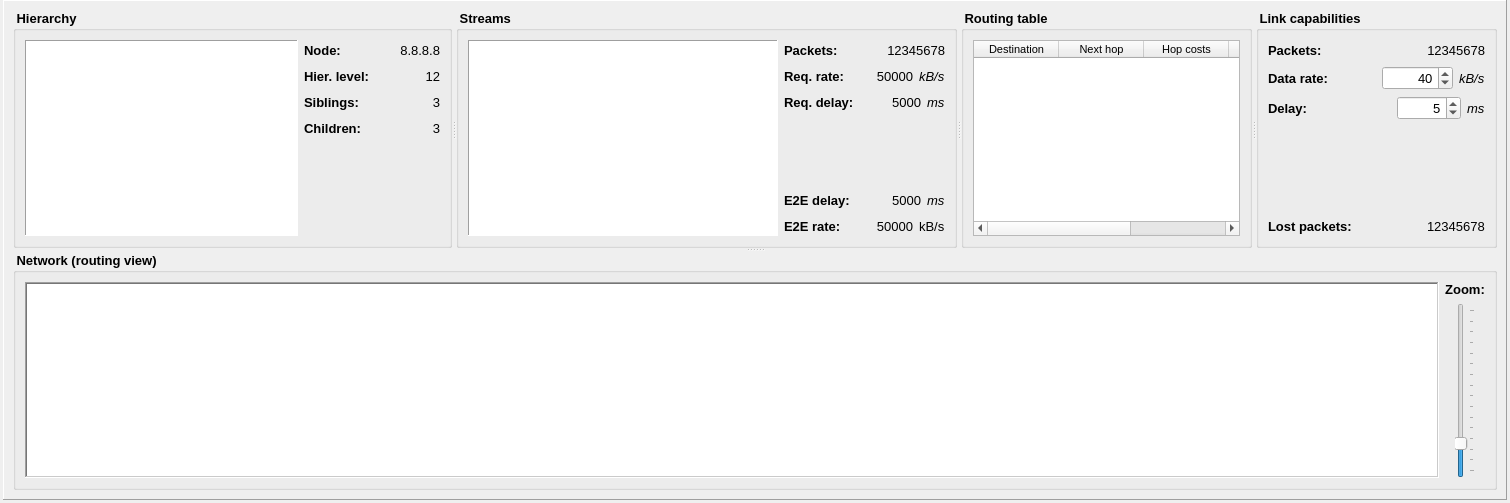
Qt form Homer/forms/Widgets/OverviewNetworkSimulationWidget.ui (Homer-Conferencing/Homer-Conferencing) before a commit.
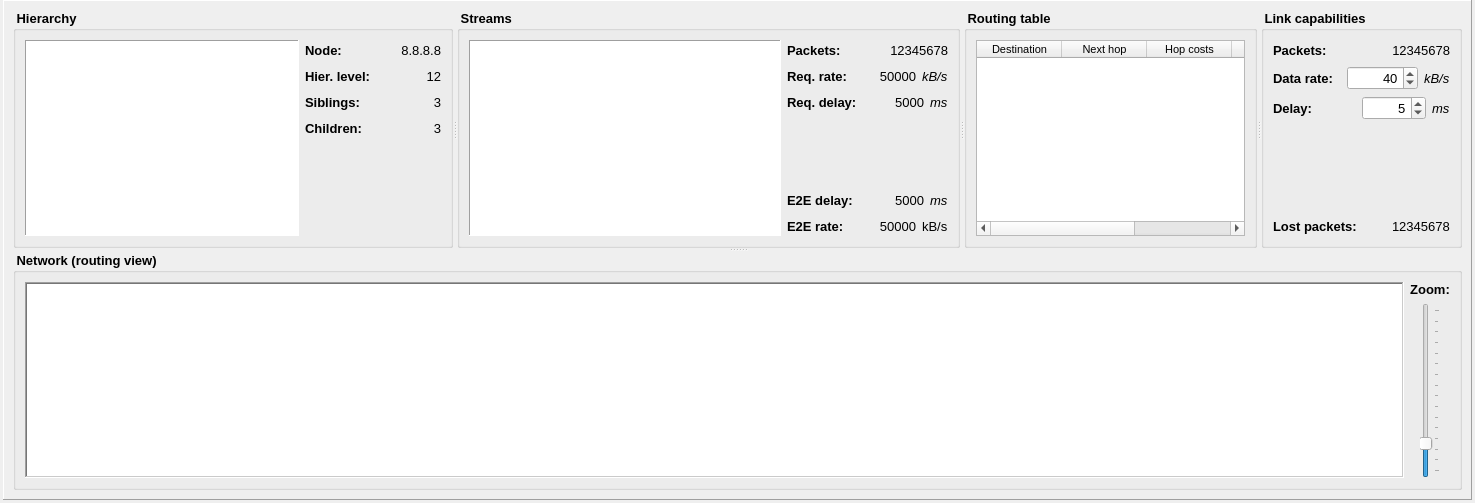
The same form after that commit.

Commit message: - extended simulation

What changed in the file:
```diff
--- a/Homer/forms/Widgets/OverviewNetworkSimulationWidget.ui
+++ b/Homer/forms/Widgets/OverviewNetworkSimulationWidget.ui
@@ -6,7 +6,7 @@
    <rect>
     <x>0</x>
     <y>0</y>
-    <width>1510</width>
+    <width>1475</width>
     <height>503</height>
    </rect>
   </property>
@@ -910,7 +910,7 @@
                   </property>
                   <property name="sizeHint" stdset="0">
                    <size>
-                    <width>5</width>
+                    <width>1</width>
                     <height>20</height>
                    </size>
                   </property>
@@ -974,7 +974,7 @@
                   </property>
                   <property name="sizeHint" stdset="0">
                    <size>
-                    <width>40</width>
+                    <width>1</width>
                     <height>20</height>
                    </size>
                   </property>
@@ -1055,7 +1055,7 @@
                   </property>
                   <property name="sizeHint" stdset="0">
                    <size>
-                    <width>40</width>
+                    <width>1</width>
                     <height>20</height>
                    </size>
                   </property>
@@ -1149,7 +1149,7 @@
                   </property>
                   <property name="sizeHint" stdset="0">
                    <size>
-                    <width>40</width>
+                    <width>1</width>
                     <height>20</height>
                    </size>
                   </property>
```
The commit also changes 1 other file.
